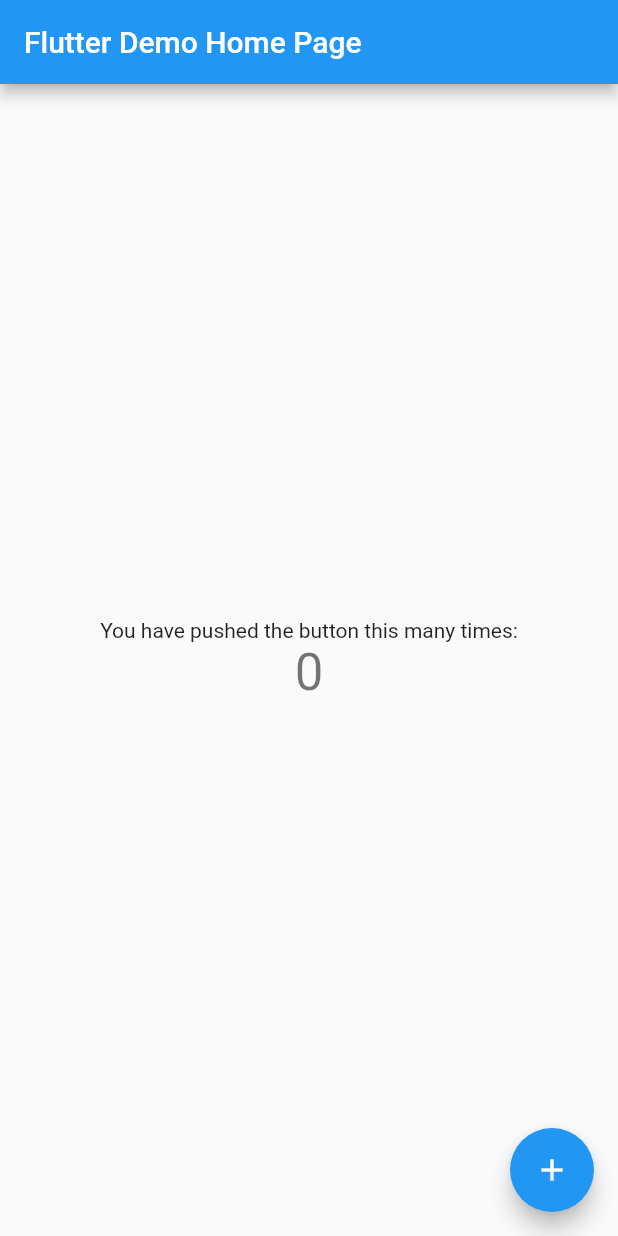
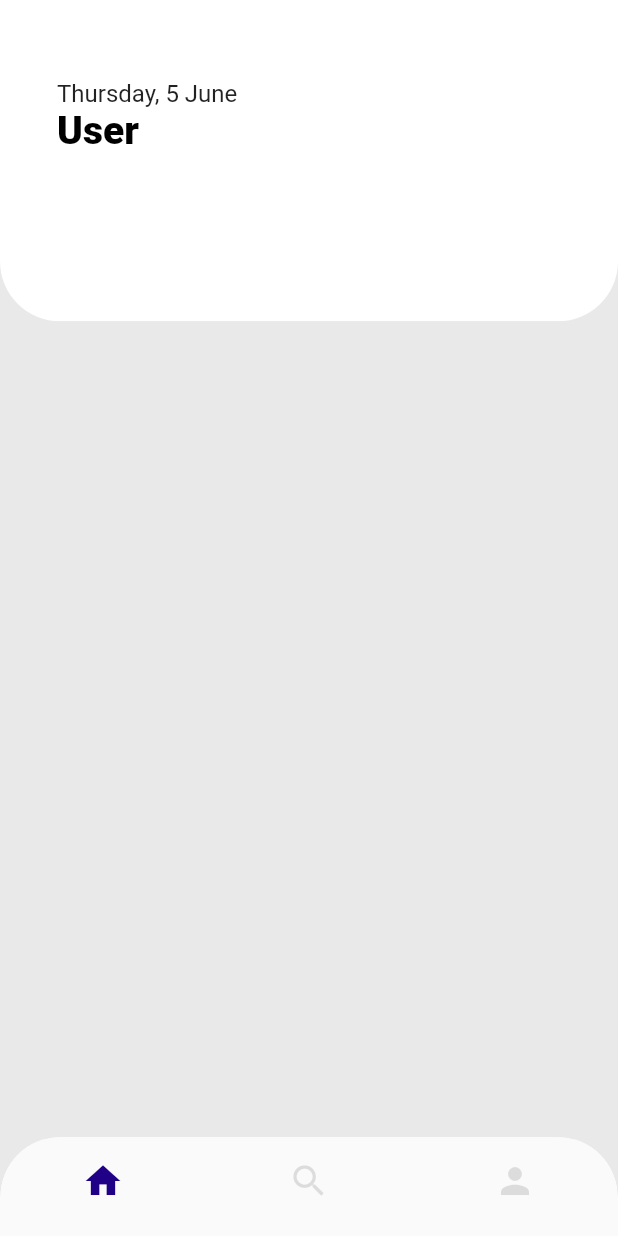
Before and after one commit to RafaelHerrero/gym-bud-front, a Flutter app: the screen it shows after launch, on a phone screen of 412 x 824 dp. Run offline on Flutter 3.47's test engine with Material 2 defaults, Android fonts, the phone set to English and light mode, and no system bars; our stand-ins replace jiffy.

Commit message:
homepage initial design

```diff
--- a/lib/main.dart
+++ b/lib/main.dart
@@ -1,4 +1,5 @@
 import 'package:flutter/material.dart';
+import 'package:gym_bud_front/screens/profile_screen.dart';
 
 void main() {
   runApp(const MyApp());
@@ -7,109 +8,15 @@
 class MyApp extends StatelessWidget {
   const MyApp({Key? key}) : super(key: key);
 
-  // This widget is the root of your application.
   @override
   Widget build(BuildContext context) {
     return MaterialApp(
       title: 'Flutter Demo',
+      debugShowCheckedModeBanner: false,
       theme: ThemeData(
-        // This is the theme of your application.
-        //
-        // Try running your application with "flutter run". You'll see the
-        // application has a blue toolbar. Then, without quitting the app, try
-        // changing the primarySwatch below to Colors.green and then invoke
-        // "hot reload" (press "r" in the console where you ran "flutter run",
-        // or simply save your changes to "hot reload" in a Flutter IDE).
-        // Notice that the counter didn't reset back to zero; the application
-        // is not restarted.
         primarySwatch: Colors.blue,
       ),
-      home: const MyHomePage(title: 'Flutter Demo Home Page'),
+      home: const ProfileScreen(),
     );
   }
 }
-
-class MyHomePage extends StatefulWidget {
-  const MyHomePage({Key? key, required this.title}) : super(key: key);
-
-  // This widget is the home page of your application. It is stateful, meaning
-  // that it has a State object (defined below) that contains fields that affect
-  // how it looks.
-
-  // This class is the configuration for the state. It holds the values (in this
-  // case the title) provided by the parent (in this case the App widget) and
-  // used by the build method of the State. Fields in a Widget subclass are
-  // always marked "final".
-
-  final String title;
-
-  @override
-  State<MyHomePage> createState() => _MyHomePageState();
-}
-
-class _MyHomePageState extends State<MyHomePage> {
-  int _counter = 0;
-
-  void _incrementCounter() {
-    setState(() {
-      // This call to setState tells the Flutter framework that something has
-      // changed in this State, which causes it to rerun the build method below
-      // so that the display can reflect the updated values. If we changed
-      // _counter without calling setState(), then the build method would not be
-      // called again, and so nothing would appear to happen.
-      _counter++;
-    });
-  }
-
-  @override
-  Widget build(BuildContext context) {
-    // This method is rerun every time setState is called, for instance as done
-    // by the _incrementCounter method above.
-    //
-    // The Flutter framework has been optimized to make rerunning build methods
-    // fast, so that you can just rebuild anything that needs updating rather
-    // than having to individually change instances of widgets.
-    return Scaffold(
-      appBar: AppBar(
-        // Here we take the value from the MyHomePage object that was created by
-        // the App.build method, and use it to set our appbar title.
-        title: Text(widget.title),
-      ),
-      body: Center(
-        // Center is a layout widget. It takes a single child and positions it
-        // in the middle of the parent.
-        child: Column(
-          // Column is also a layout widget. It takes a list of children and
-          // arranges them vertically. By default, it sizes itself to fit its
-          // children horizontally, and tries to be as tall as its parent.
-          //
-          // Invoke "debug painting" (press "p" in the console, choose the
-          // "Toggle Debug Paint" action from the Flutter Inspector in Android
-          // Studio, or the "Toggle Debug Paint" command in Visual Studio Code)
-          // to see the wireframe for each widget.
-          //
-          // Column has various properties to control how it sizes itself and
-          // how it positions its children. Here we use mainAxisAlignment to
-          // center the children vertically; the main axis here is the vertical
-          // axis because Columns are vertical (the cross axis would be
-          // horizontal).
-          mainAxisAlignment: MainAxisAlignment.center,
-          children: <Widget>[
-            const Text(
-              'You have pushed the button this many times:',
-            ),
-            Text(
-              '$_counter',
-              style: Theme.of(context).textTheme.headline4,
-            ),
-          ],
-        ),
-      ),
-      floatingActionButton: FloatingActionButton(
-        onPressed: _incrementCounter,
-        tooltip: 'Increment',
-        child: const Icon(Icons.add),
-      ), // This trailing comma makes auto-formatting nicer for build methods.
-    );
-  }
-}
--- /dev/null
+++ b/lib/screens/profile_screen.dart
@@ -0,0 +1,93 @@
+import 'package:flutter/cupertino.dart';
+import 'package:flutter/material.dart';
+import 'package:jiffy/jiffy.dart';
+
+class ProfileScreen extends StatelessWidget {
+  const ProfileScreen({Key? key}) : super(key: key);
+
+  @override
+  Widget build(BuildContext context) {
+    final height = MediaQuery.of(context).size.height;
+    final width = MediaQuery.of(context).size.width;
+    final datetime = DateTime.now();
+    final now = Jiffy(datetime);
+
+    return Scaffold(
+      backgroundColor: const Color(0xFFE9E9E9),
+      bottomNavigationBar: ClipRRect(
+        borderRadius: const BorderRadius.vertical(top: Radius.circular(40)),
+        child: BottomNavigationBar(
+          iconSize: 28,
+          selectedIconTheme: const IconThemeData(
+            color: Color(0xFF200087),
+          ),
+          unselectedIconTheme: const IconThemeData(
+            color: Colors.black12,
+          ),
+          items: const [
+            BottomNavigationBarItem(
+                icon: Padding(
+                  padding: EdgeInsets.only(top: 8.0),
+                  child: Icon(Icons.home),
+                ),
+                label: ""),
+            BottomNavigationBarItem(
+                icon: Padding(
+                  padding: EdgeInsets.only(top: 8.0),
+                  child: Icon(Icons.search),
+                ),
+                label: ""),
+            BottomNavigationBarItem(
+                icon: Padding(
+                  padding: EdgeInsets.only(top: 8.0),
+                  child: Icon(Icons.person),
+                ),
+                label: ""),
+          ],
+        ),
+      ),
+      body: Stack(
+        children: [
+          Positioned(
+            top: 0,
+            height: height * 0.26,
+            left: 0,
+            right: 0,
+            child: ClipRRect(
+              borderRadius: const BorderRadius.vertical(
+                bottom: Radius.circular(40)
+              ),
+              child: Container(
+                color: Colors.white,
+                padding: const EdgeInsets.only(
+                  top: 40,
+                  left: 22,
+                  right: 16,
+                  bottom: 10,
+                ),
+                child: Column(
+                  crossAxisAlignment: CrossAxisAlignment.start,
+                  children: [
+                    ListTile(
+                      title: Text(
+                        "${now.EEEE}, ${now.day} ${now.MMMM}",
+                      ),
+                      subtitle: const Text(
+                        "User",
+                      style: TextStyle(
+                        fontSize: 26,
+                        fontWeight: FontWeight.w800,
+                        color: Colors.black,
+                        ),
+                      ),
+                    ),
+                  ],
+                ),
+              ),
+            ),
+          ),
+        ],
+      ),
+    );
+  }
+}
--- a/pubspec.yaml
+++ b/pubspec.yaml
@@ -34,6 +34,7 @@
   # The following adds the Cupertino Icons font to your application.
   # Use with the CupertinoIcons class for iOS style icons.
   cupertino_icons: ^1.0.2
+  jiffy: ^5.0.0
 
 dev_dependencies:
   flutter_test:
```
Also changed, not shown: pubspec.lock.
